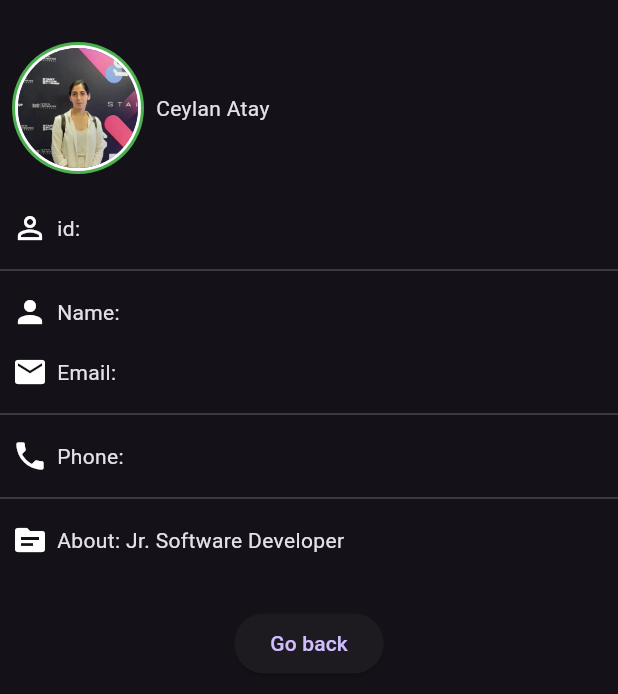
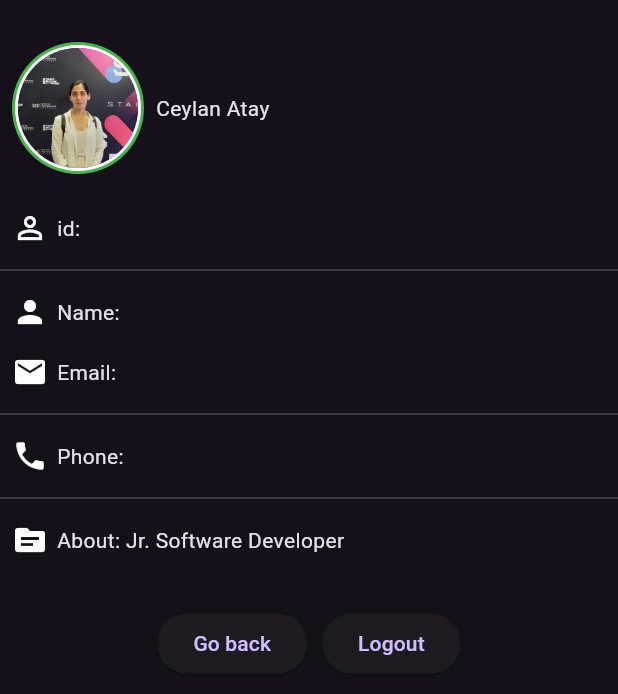
Before and after one commit to tetrakup/flutter_final, a Flutter app: the ProfileScreen screen opened directly with empty values, on a phone screen of 412 x 824 dp. Shown: the top 694 px of the screen. Run offline on Flutter 3.47's test engine with Material 3 defaults, Android fonts, the light colour scheme and no system bars; our stand-ins replace device_info_plus, dio, flutter_secure_storage, gap, shared_preferences; missing offline and left inert: dart:js; accounts and stored records are empty; project files that could hold a hidden picture were left out.

Commit message:
Added freeing feature to Storage for Logout.

```diff
--- a/navigater/lib/screens/profileScreen.dart
+++ b/navigater/lib/screens/profileScreen.dart
@@ -1,5 +1,6 @@
 import 'package:flutter/material.dart';
 import 'package:gap/gap.dart';
+import 'package:navigater/core/storage.dart';
 import 'package:navigater/widgets/menuItem.dart';
 import 'package:navigater/widgets/profileItem.dart';
 
@@ -10,7 +11,8 @@ class ProfileScreen extends StatelessWidget {
 
   @override
   Widget build(BuildContext context) {
-    final user = ModalRoute.of(context)!.settings.arguments as Map<String, dynamic>;
+    final user =
+        ModalRoute.of(context)!.settings.arguments as Map<String, dynamic>;
 
     return Scaffold(
       body: Center(
@@ -60,6 +62,9 @@ class ProfileScreen extends StatelessWidget {
             SizedBox(
               height: 25,
             ),
+            Row(
+              mainAxisAlignment: MainAxisAlignment.center,
+              children: [
                 ElevatedButton(
                   onPressed: () {
                     if (Navigator.canPop(context)) {
@@ -68,6 +73,17 @@ class ProfileScreen extends StatelessWidget {
                   },
                   child: Text("Go back"),
                 ),
+                Gap(10),
+                ElevatedButton(
+                  onPressed: () async{
+                    Storage storage = Storage();
+                    await storage.clearUser();
+                    Navigator.of(context).pushReplacementNamed("/login");
+                  },
+                  child: Text("Logout"),
+                ),
+              ],
+            ),
           ],
         ),
       ),
```
Also changed, not shown: navigater/lib/core/storage.dart (+12 -0 lines), navigater/lib/screens/homeScreen.dart (+9 -13 lines), navigater/assets/icons/copyWriting.svg (added), navigater/assets/icons/readingBook.svg (added). Lines whose indentation alone changed are shown as unchanged.
